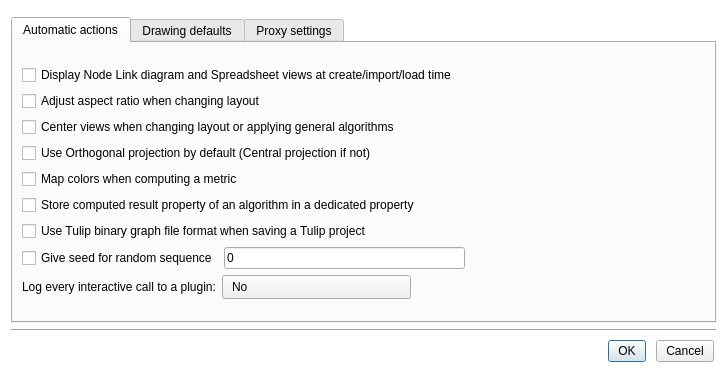
Old version of the form plugins/perspective/GraphPerspective/designer/PreferencesDialog.ui in the repository Tulip-Dev/tulip.
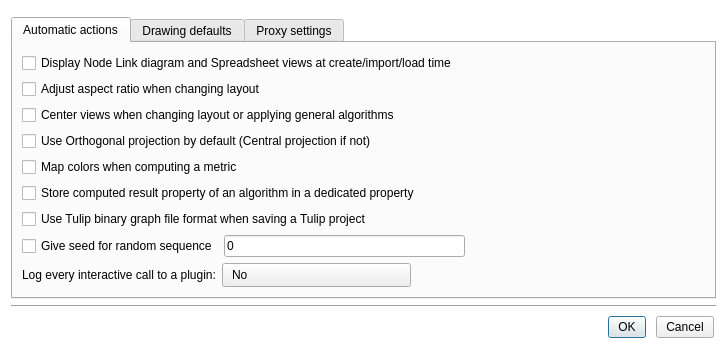
New version of the form. Icons and pictures are not drawn. Custom widgets are drawn as their Qt base class.

Commit message: Revert Preference dialog height updated in commit #12458

What changed in the file:
```diff
--- a/plugins/perspective/GraphPerspective/designer/PreferencesDialog.ui
+++ b/plugins/perspective/GraphPerspective/designer/PreferencesDialog.ui
@@ -7,7 +7,7 @@
     <x>0</x>
     <y>0</y>
     <width>727</width>
-    <height>375</height>
+    <height>347</height>
    </rect>
   </property>
   <property name="sizePolicy">
```
